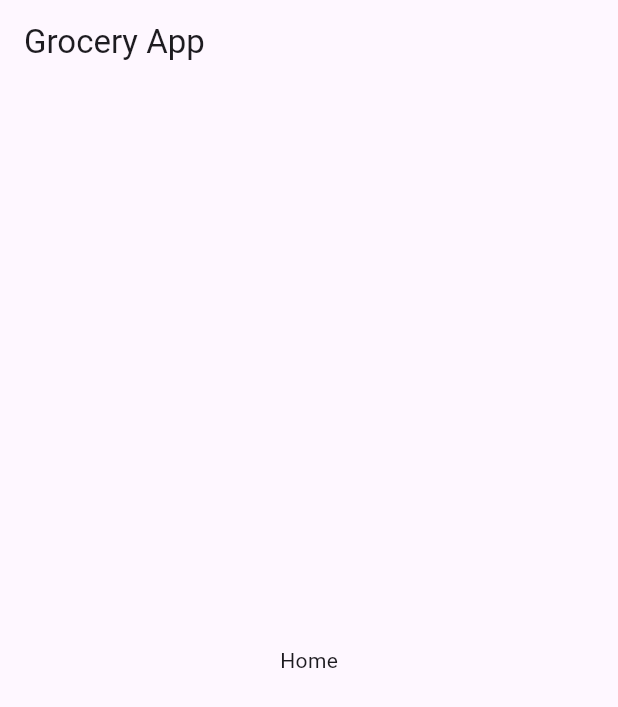
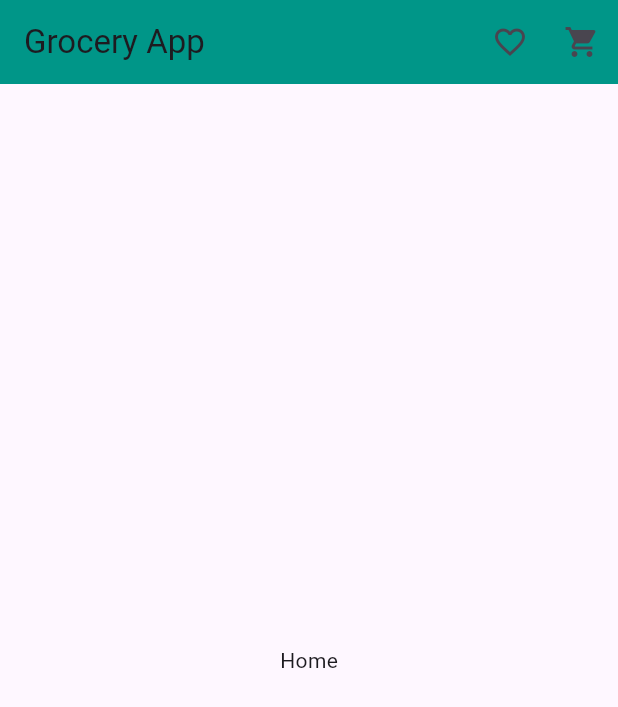
Before and after one commit to sanashajiya/flutter_bloc_example, a Flutter app: the screen it shows after launch, on a phone screen of 412 x 824 dp. Shown: the top 707 px of the screen. Run offline on Flutter 3.47's test engine with Material 3 defaults, Android fonts, the phone set to English and light mode, and no system bars; our stand-ins replace bloc, flutter_bloc.

Commit message:
Implement cart and wishlist navigation in HomeBloc

```diff
--- a/lib/features/home/bloc/home_bloc.dart
+++ b/lib/features/home/bloc/home_bloc.dart
@@ -1,3 +1,5 @@
+import 'dart:async';
+
 import 'package:bloc/bloc.dart';
 import 'package:meta/meta.dart';
 
@@ -6,8 +8,41 @@ part 'home_state.dart';
 
 class HomeBloc extends Bloc<HomeEvent, HomeState> {
   HomeBloc() : super(HomeInitial()) {
-    on<HomeEvent>((event, emit) {
-      // TODO: implement event handler
-    });
+    on<HomeProductWishlistButtonClickedEvent>(
+      homeProductWishlistButtonClickedEvent,
+    );
+    on<HomeProductCartButtonClickedEvent>(homeProductCartButtonClickedEvent);
+    on<HomeWishlistButtonNavigateEvent>(homeWishlistButtonNavigateEvent);
+    on<HomeCartButtonNavigateEvent>(homeCartButtonNavigateEvent);
+  }
+
+  FutureOr<void> homeProductWishlistButtonClickedEvent(
+    HomeProductWishlistButtonClickedEvent event,
+    Emitter<HomeState> emit,
+  ) {
+    print("Wishlist product clicked");
+  }
+
+  FutureOr<void> homeProductCartButtonClickedEvent(
+    HomeProductCartButtonClickedEvent event,
+    Emitter<HomeState> emit,
+  ) {
+    print("Cart product clicked");
+  }
+
+  FutureOr<void> homeWishlistButtonNavigateEvent(
+    HomeWishlistButtonNavigateEvent event,
+    Emitter<HomeState> emit,
+  ) {
+    print("wishlist navigate clicked");
+    emit(HomeNavigateToWishlistPageActionState());
+  }
+
+  FutureOr<void> homeCartButtonNavigateEvent(
+    HomeCartButtonNavigateEvent event,
+    Emitter<HomeState> emit,
+  ) {
+    print("cart navigate clicked");
+    emit(HomeNavigateToCartPageActionState());
   }
 }
--- a/lib/features/home/bloc/home_event.dart
+++ b/lib/features/home/bloc/home_event.dart
@@ -1,4 +1,21 @@
 part of 'home_bloc.dart';
 
 @immutable
-sealed class HomeEvent {}
+abstract class HomeEvent {}
+
+class HomeProductWishlistButtonClickedEvent extends HomeEvent {
+
+}
+
+
+class HomeProductCartButtonClickedEvent extends HomeEvent {
+
+}
+
+class HomeWishlistButtonNavigateEvent extends HomeEvent {
+
+}
+
+class HomeCartButtonNavigateEvent extends HomeEvent {
+
+}
--- a/lib/features/home/bloc/home_state.dart
+++ b/lib/features/home/bloc/home_state.dart
@@ -3,4 +3,17 @@ part of 'home_bloc.dart';
 @immutable
 sealed class HomeState {}
 
+abstract class HomeActionState extends HomeState {}
+
 final class HomeInitial extends HomeState {}
+
+
+class HomeLoadingState extends HomeState {}
+
+class HomeLoadedSuccessState extends HomeState {}
+
+class HomeErrorState extends HomeState {}
+
+class HomeNavigateToWishlistPageActionState extends HomeActionState {}
+
+class HomeNavigateToCartPageActionState extends HomeActionState {}
--- a/lib/features/home/ui/home.dart
+++ b/lib/features/home/ui/home.dart
@@ -1,5 +1,8 @@
 import 'package:flutter/material.dart';
-
+import 'package:flutter_bloc/flutter_bloc.dart';
+import 'package:flutter_bloc_example/features/cart/ui/cart.dart';
+import 'package:flutter_bloc_example/features/home/bloc/home_bloc.dart';
+import 'package:flutter_bloc_example/features/wishlist/ui/wishlist.dart';
 
 class Home extends StatefulWidget {
   const Home({super.key});
@@ -9,15 +12,50 @@ class Home extends StatefulWidget {
 }
 
 class _HomeState extends State<Home> {
+  final HomeBloc homeBloc = HomeBloc();
   @override
   Widget build(BuildContext context) {
-    return Scaffold(
-      appBar: AppBar(
-        title: const Text('Grocery App'),
-      ),
-      body: const Center(
-        child: Text('Home'),
-      ),
+    return BlocConsumer<HomeBloc, HomeState>(
+      bloc: homeBloc,
+      listenWhen: (previous, current) => current is HomeActionState,
+      buildWhen: (previous, current) => current is! HomeActionState,
+      listener: (context, state) {
+        if (state is HomeNavigateToCartPageActionState) {
+          Navigator.push(
+            context,
+            MaterialPageRoute(builder: (context) => Cart()),
+          );
+        } else if (state is HomeNavigateToWishlistPageActionState) {
+          Navigator.push(
+            context,
+            MaterialPageRoute(builder: (context) => Wishlist()),
+          );
+        }
+      },
+      builder: (context, state) {
+        return Scaffold(
+          appBar: AppBar(
+            backgroundColor: Colors.teal,
+            title: const Text('Grocery App'),
+
+            actions: [
+              IconButton(
+                onPressed: () {
+                  homeBloc.add(HomeWishlistButtonNavigateEvent());
+                },
+                icon: const Icon(Icons.favorite_border),
+              ),
+              IconButton(
+                onPressed: () {
+                  homeBloc.add(HomeCartButtonNavigateEvent());
+                },
+                icon: const Icon(Icons.shopping_cart),
+              ),
+            ],
+          ),
+          body: const Center(child: Text('Home')),
+        );
+      },
     );
   }
 }
--- a/lib/main.dart
+++ b/lib/main.dart
@@ -13,7 +13,7 @@ class MyApp extends StatelessWidget {
     return MaterialApp(
       title: 'Flutter Bloc',
       theme: ThemeData(
-        primarySwatch: Colors.blue,
+        primaryColor: Colors.teal,
       ),
       debugShowCheckedModeBanner: false,
       home: Home(),
```
Also changed, not shown: lib/features/cart/ui/cart.dart (added, +17 -0 lines), lib/features/wishlist/ui/wishlist.dart (added, +15 -0 lines).
